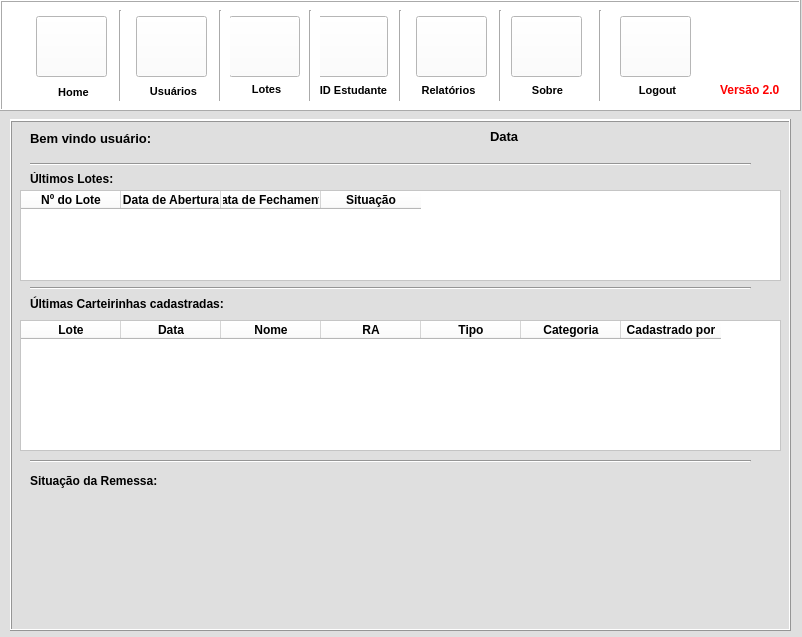
Before: the Qt Designer form Login2/main_window.ui in andersonleandroalx/Student-ID, drawn with Qt 5.
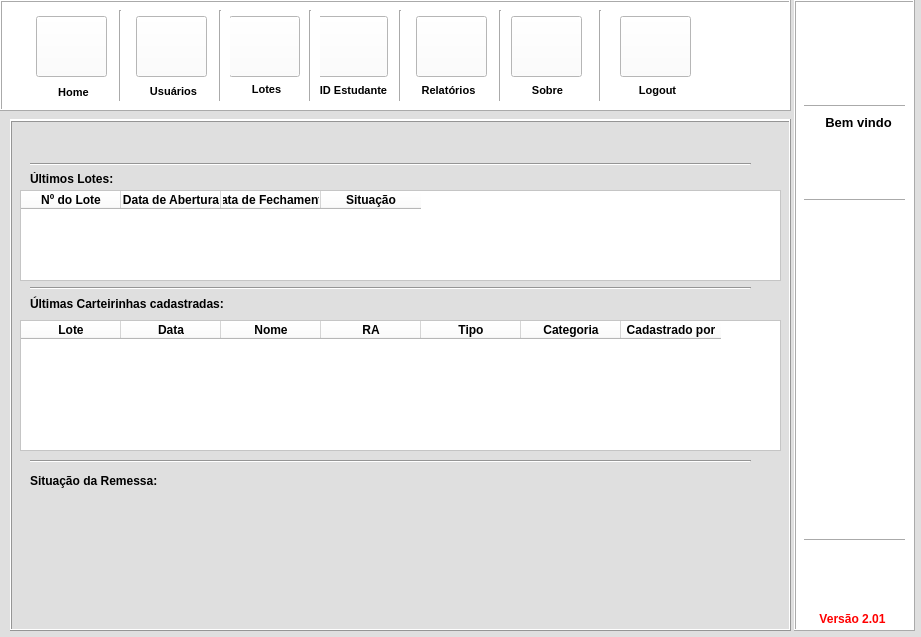
After: the same form once the commit is applied. Icons and pictures are not drawn.

Commit message:
Alteração de UI
Adicioando barra lateral para novas funcionalidades futuras.
ver2.01

What changed in the file:
```diff
--- a/Login2/main_window.ui
+++ b/Login2/main_window.ui
@@ -6,7 +6,7 @@
    <rect>
     <x>0</x>
     <y>0</y>
-    <width>802</width>
+    <width>921</width>
     <height>637</height>
    </rect>
   </property>
@@ -22,7 +22,7 @@
      <rect>
       <x>0</x>
       <y>0</y>
-      <width>801</width>
+      <width>791</width>
       <height>111</height>
      </rect>
     </property>
@@ -376,44 +376,6 @@
       <enum>Qt::Vertical</enum>
      </property>
     </widget>
-    <widget class="QLabel" name="label_30">
-     <property name="geometry">
-      <rect>
-       <x>720</x>
-       <y>80</y>
-       <width>61</width>
-       <height>20</height>
-      </rect>
-     </property>
-     <property name="font">
-      <font>
-       <weight>75</weight>
-       <bold>true</bold>
-      </font>
-     </property>
-     <property name="styleSheet">
-      <string notr="true">color: rgb(255, 0, 0);</string>
-     </property>
-     <property name="text">
-      <string>Versão 2.0</string>
-     </property>
-    </widget>
-    <widget class="QLabel" name="label_31">
-     <property name="geometry">
-      <rect>
-       <x>718</x>
-       <y>20</y>
-       <width>61</width>
-       <height>51</height>
-      </rect>
-     </property>
-     <property name="text">
-      <string/>
-     </property>
-     <property name="pixmap">
-      <pixmap>Logopy-color2.png</pixmap>
-     </property>
-    </widget>
     <widget class="Line" name="line_15">
      <property name="geometry">
       <rect>
@@ -1132,234 +1094,6 @@
 &lt;p style=&quot;-qt-paragraph-type:empty; margin-top:0px; margin-bottom:0px; margin-left:0px; margin-right:0px; -qt-block-indent:0; text-indent:0px; font-size:8pt; color:#000000;&quot;&gt;&lt;br /&gt;&lt;/p&gt;&lt;/body&gt;&lt;/html&gt;</string>
      </property>
     </widget>
-    <widget class="QFrame" name="frame_6">
-     <property name="geometry">
-      <rect>
-       <x>10</x>
-       <y>310</y>
-       <width>301</width>
-       <height>191</height>
-      </rect>
-     </property>
-     <property name="styleSheet">
-      <string notr="true">background-color: rgb(255, 255, 255);</string>
-     </property>
-     <property name="frameShape">
-      <enum>QFrame::Box</enum>
-     </property>
-     <property name="frameShadow">
-      <enum>QFrame::Raised</enum>
-     </property>
-     <widget class="QLabel" name="label_45">
-      <property name="geometry">
-       <rect>
-        <x>10</x>
-        <y>12</y>
-        <width>131</width>
-        <height>16</height>
-       </rect>
-      </property>
-      <property name="font">
-       <font>
-        <pointsize>10</pointsize>
-        <weight>75</weight>
-        <bold>true</bold>
-       </font>
-      </property>
-      <property name="text">
-       <string>Quem está logado?</string>
-      </property>
-     </widget>
-     <widget class="QLabel" name="label_46">
-      <property name="geometry">
-       <rect>
-        <x>10</x>
-        <y>70</y>
-        <width>47</width>
-        <height>13</height>
-       </rect>
-      </property>
-      <property name="font">
-       <font>
-        <weight>75</weight>
-        <bold>true</bold>
-       </font>
-      </property>
-      <property name="text">
-       <string>Nome:</string>
-      </property>
-     </widget>
-     <widget class="QLabel" name="label_47">
-      <property name="geometry">
-       <rect>
-        <x>10</x>
-        <y>95</y>
-        <width>47</width>
-        <height>13</height>
-       </rect>
-      </property>
-      <property name="font">
-       <font>
-        <weight>75</weight>
-        <bold>true</bold>
-       </font>
-      </property>
-      <property name="text">
-       <string>Usuário:</string>
-      </property>
-     </widget>
-     <widget class="QLabel" name="label_48">
-      <property name="geometry">
-       <rect>
-        <x>10</x>
-        <y>124</y>
-        <width>47</width>
-        <height>13</height>
-       </rect>
-      </property>
-      <property name="font">
-       <font>
-        <weight>75</weight>
-        <bold>true</bold>
-       </font>
-      </property>
-      <property name="text">
-       <string>Email:</string>
-      </property>
-     </widget>
-     <widget class="QLabel" name="label_49">
-      <property name="geometry">
-       <rect>
-        <x>10</x>
-        <y>165</y>
-        <width>91</width>
-        <height>16</height>
-       </rect>
-      </property>
-      <property name="font">
-       <font>
-        <weight>75</weight>
-        <bold>true</bold>
-       </font>
-      </property>
-      <property name="text">
-       <string>Data de Criação:</string>
-      </property>
-     </widget>
-     <widget class="Line" name="line_18">
-      <property name="geometry">
-       <rect>
-        <x>10</x>
-        <y>35</y>
-        <width>281</width>
-        <height>16</height>
-       </rect>
-      </property>
-      <property name="orientation">
-       <enum>Qt::Horizontal</enum>
-      </property>
-     </widget>
-     <widget class="QLabel" name="label_50">
-      <property name="geometry">
-       <rect>
-        <x>150</x>
-        <y>70</y>
-        <width>121</width>
-        <height>16</height>
-       </rect>
-      </property>
-      <property name="text">
-       <string/>
-      </property>
-     </widget>
-     <widget class="QLabel" name="label_51">
-      <property name="geometry">
-       <rect>
-        <x>150</x>
-        <y>95</y>
-        <width>121</width>
-        <height>16</height>
-       </rect>
-      </property>
-      <property name="styleSheet">
-       <string notr="true">color: rgb(255, 0, 0);</string>
-      </property>
-      <property name="text">
-       <string/>
-      </property>
-     </widget>
-     <widget class="QLabel" name="label_52">
-      <property name="geometry">
-       <rect>
-        <x>150</x>
-        <y>123</y>
-        <width>131</width>
-        <height>16</height>
-       </rect>
-      </property>
-      <property name="text">
-       <string/>
-      </property>
-     </widget>
-     <widget class="QLabel" name="label_53">
-      <property name="geometry">
-       <rect>
-        <x>150</x>
-        <y>167</y>
-        <width>131</width>
-        <height>16</height>
-       </rect>
-      </property>
-      <property name="text">
-       <string/>
-      </property>
-     </widget>
-     <widget class="Line" name="line_19">
-      <property name="geometry">
-       <rect>
-        <x>120</x>
-        <y>54</y>
-        <width>16</width>
-        <height>131</height>
-       </rect>
-      </property>
-      <property name="orientation">
-       <enum>Qt::Vertical</enum>
-      </property>
-     </widget>
-     <widget class="QLabel" name="label_62">
-      <property name="geometry">
-       <rect>
-        <x>10</x>
-        <y>144</y>
-        <width>81</width>
-        <height>16</height>
-       </rect>
-      </property>
-      <property name="font">
-       <font>
-        <weight>75</weight>
-        <bold>true</bold>
-       </font>
-      </property>
-      <property name="text">
-       <string>Permissão:</string>
-      </property>
-     </widget>
-     <widget class="QLabel" name="label_63">
-      <property name="geometry">
-       <rect>
-        <x>150</x>
-        <y>146</y>
-        <width>131</width>
-        <height>16</height>
-       </rect>
-      </property>
-      <property name="text">
-       <string/>
-      </property>
-     </widget>
-    </widget>
     <widget class="Line" name="line_17">
      <property name="geometry">
       <rect>
@@ -1376,9 +1110,9 @@
     <widget class="QFrame" name="frame_7">
      <property name="geometry">
       <rect>
-       <x>320</x>
+       <x>10</x>
        <y>310</y>
-       <width>441</width>
+       <width>451</width>
        <height>191</height>
       </rect>
      </property>
@@ -2247,48 +1981,6 @@
     <property name="frameShadow">
      <enum>QFrame::Raised</enum>
     </property>
-    <widget class="QLabel" name="label_7">
-     <property name="geometry">
-      <rect>
-       <x>20</x>
-       <y>10</y>
-       <width>121</width>
-       <height>16</height>
-      </rect>
-     </property>
-     <property name="font">
-      <font>
-       <pointsize>10</pointsize>
-       <weight>75</weight>
-       <bold>true</bold>
-      </font>
-     </property>
-     <property name="text">
-      <string>Bem vindo usuário:</string>
-     </property>
-    </widget>
-    <widget class="QLabel" name="label_8">
-     <property name="geometry">
-      <rect>
-       <x>160</x>
-       <y>10</y>
-       <width>161</width>
-       <height>16</height>
-      </rect>
-     </property>
-     <property name="font">
-      <font>
-       <weight>75</weight>
-       <bold>true</bold>
-      </font>
-     </property>
-     <property name="styleSheet">
-      <string notr="true">color: rgb(0, 85, 255);</string>
-     </property>
-     <property name="text">
-      <string/>
-     </property>
-    </widget>
     <widget class="QLabel" name="label_32">
      <property name="geometry">
       <rect>
@@ -2366,26 +2058,6 @@
       <enum>Qt::Horizontal</enum>
      </property>
     </widget>
-    <widget class="QLabel" name="label_34">
-     <property name="geometry">
-      <rect>
-       <x>480</x>
-       <y>10</y>
-       <width>47</width>
-       <height>13</height>
-      </rect>
-     </property>
-     <property name="font">
-      <font>
-       <pointsize>10</pointsize>
-       <weight>75</weight>
-       <bold>true</bold>
-      </font>
-     </property>
-     <property name="text">
-      <string>Data</string>
-     </property>
-    </widget>
     <widget class="QLabel" name="label_35">
      <property name="geometry">
       <rect>
@@ -3624,12 +3296,21 @@
     <widget class="QPushButton" name="pushButton_23">
      <property name="geometry">
       <rect>
-       <x>690</x>
+       <x>674</x>
        <y>170</y>
-       <width>75</width>
+       <width>91</width>
        <height>23</height>
       </rect>
      </property>
+     <property name="font">
+      <font>
+       <weight>75</weight>
+       <bold>true</bold>
+      </font>
+     </property>
+     <property name="styleSheet">
+      <string notr="true">background-color: rgb(255, 170, 0);</string>
+     </property>
      <property name="text">
       <string>Alterar Senha</string>
      </property>
@@ -3637,12 +3318,21 @@
     <widget class="QPushButton" name="pushButton_24">
      <property name="geometry">
       <rect>
-       <x>608</x>
+       <x>578</x>
        <y>170</y>
-       <width>75</width>
+       <width>91</width>
        <height>23</height>
       </rect>
      </property>
+     <property name="font">
+      <font>
+       <weight>75</weight>
+       <bold>true</bold>
+      </font>
+     </property>
+     <property name="styleSheet">
+      <string notr="true">background-color: rgb(85, 170, 0);</string>
+     </property>
      <property name="text">
       <string>Alterar Dados</string>
      </property>
@@ -3670,6 +3360,200 @@
     <zorder>pushButton_23</zorder>
     <zorder>pushButton_24</zorder>
    </widget>
+   <widget class="QFrame" name="aside">
+    <property name="geometry">
+     <rect>
+      <x>794</x>
+      <y>0</y>
+      <width>121</width>
+      <height>631</height>
+     </rect>
+    </property>
+    <property name="styleSheet">
+     <string notr="true">background-color: rgb(255, 255, 255);</string>
+    </property>
+    <property name="frameShape">
+     <enum>QFrame::Box</enum>
+    </property>
+    <property name="frameShadow">
+     <enum>QFrame::Raised</enum>
+    </property>
+    <widget class="QLabel" name="label_30">
+     <property name="geometry">
+      <rect>
+       <x>18</x>
+       <y>609</y>
+       <width>81</width>
+       <height>20</height>
+      </rect>
+     </property>
+     <property name="font">
+      <font>
+       <weight>75</weight>
+       <bold>true</bold>
+      </font>
+     </property>
+     <property name="styleSheet">
+      <string notr="true">color: rgb(255, 0, 0);</string>
+     </property>
+     <property name="text">
+      <string>Versão 2.01</string>
+     </property>
+     <property name="alignment">
+      <set>Qt::AlignCenter</set>
+     </property>
+    </widget>
+    <widget class="QLabel" name="label_31">
+     <property name="geometry">
+      <rect>
+       <x>26</x>
+       <y>549</y>
+       <width>61</width>
+       <height>51</height>
+      </rect>
+     </property>
+     <property name="text">
+      <string/>
+     </property>
+     <property name="pixmap">
+      <pixmap>Logopy-color2.png</pixmap>
+     </property>
+    </widget>
+    <widget class="QLabel" name="label_8">
+     <property name="geometry">
+      <rect>
+       <x>5</x>
+       <y>132</y>
+       <width>111</width>
+       <height>16</height>
+      </rect>
+     </property>
+     <property name="font">
+      <font>
+       <weight>75</weight>
+       <bold>true</bold>
+      </font>
+     </property>
+     <property name="styleSheet">
+      <string notr="true">color: rgb(0, 85, 255);</string>
+     </property>
+     <property name="text">
+      <string/>
+     </property>
+     <property name="alignment">
+      <set>Qt::AlignCenter</set>
+     </property>
+    </widget>
+    <widget class="QLabel" name="label_7">
+     <property name="geometry">
+      <rect>
+       <x>19</x>
+       <y>112</y>
+       <width>91</width>
+       <height>20</height>
+      </rect>
+     </property>
+     <property name="font">
+      <font>
+       <pointsize>10</pointsize>
+       <weight>75</weight>
+       <bold>true</bold>
+      </font>
+     </property>
+     <property name="text">
+      <string>Bem vindo</string>
+     </property>
+     <property name="alignment">
+      <set>Qt::AlignCenter</set>
+     </property>
+    </widget>
+    <widget class="Line" name="line_18">
+     <property name="geometry">
+      <rect>
+       <x>10</x>
+       <y>96</y>
+       <width>101</width>
+       <height>20</height>
+      </rect>
+     </property>
+     <property name="orientation">
+      <enum>Qt::Horizontal</enum>
+     </property>
+    </widget>
+    <widget class="Line" name="line_19">
+     <property name="geometry">
+      <rect>
+       <x>10</x>
+       <y>530</y>
+       <width>101</width>
+       <height>20</height>
+      </rect>
+     </property>
+     <property name="orientation">
+      <enum>Qt::Horizontal</enum>
+     </property>
+    </widget>
+    <widget class="Line" name="line_22">
+     <property name="geometry">
+      <rect>
+       <x>10</x>
+       <y>190</y>
+       <width>101</width>
+       <height>20</height>
+      </rect>
+     </property>
+     <property name="orientation">
+      <enum>Qt::Horizontal</enum>
+     </property>
+    </widget>
+    <widget class="QLabel" name="label_34">
+     <property name="geometry">
+      <rect>
+       <x>10</x>
+       <y>156</y>
+       <width>101</width>
+       <height>16</height>
+      </rect>
+     </property>
+     <property name="font">
+      <font>
+       <pointsize>10</pointsize>
+       <weight>75</weight>
+       <bold>true</bold>
+      </font>
+     </property>
+     <property name="text">
+      <string/>
+     </property>
+     <property name="alignment">
+      <set>Qt::AlignCenter</set>
+     </property>
+    </widget>
+    <widget class="QLabel" name="label_45">
+     <property name="geometry">
+      <rect>
+       <x>10</x>
+       <y>174</y>
+       <width>101</width>
+       <height>16</height>
+      </rect>
+     </property>
+     <property name="font">
+      <font>
+       <pointsize>10</pointsize>
+       <weight>75</weight>
+       <bold>true</bold>
+      </font>
+     </property>
+     <property name="text">
+      <string/>
+     </property>
+     <property name="alignment">
+      <set>Qt::AlignCenter</set>
+     </property>
+    </widget>
+   </widget>
+   <zorder>about_app</zorder>
    <zorder>users</zorder>
    <zorder>batch</zorder>
    <zorder>id_card</zorder>
```
Left out of the diff: 23 changed lines with no effect on the pictures. The commit also changes 3 other files.
